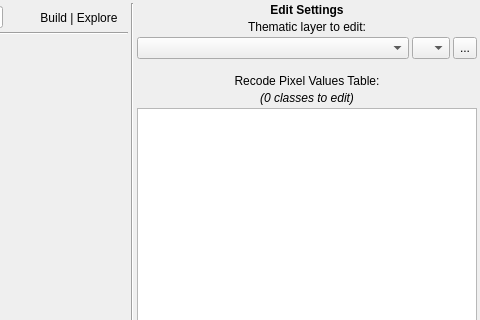
The window that ThRasE/ui/main_dialog.ui (SMByC/ThRasE) describes before a commit, drawn with Qt 5; both pictures show x 658 to 1138 and y 0 to 320 of the 1138 by 561 pixel window.
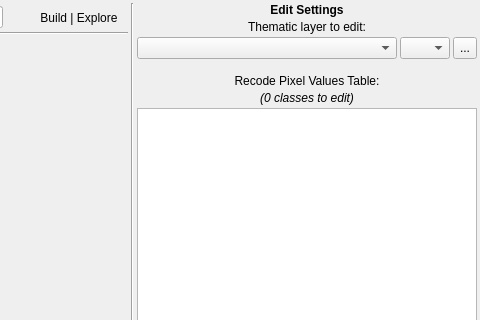
The same window after the commit. Icons and pictures are not drawn. Custom widgets are drawn as their Qt base class.

The edit to the form file:
```diff
--- a/ThRasE/ui/main_dialog.ui
+++ b/ThRasE/ui/main_dialog.ui
@@ -965,8 +965,11 @@
               <property name="toolTip">
                <string>Select the band to edit</string>
               </property>
-              <property name="sizeAdjustPolicy">
-               <enum>QComboBox::AdjustToMinimumContentsLength</enum>
+              <property name="maximumSize">
+               <size>
+                <width>50</width>
+                <height>16777215</height>
+               </size>
               </property>
               <property name="minimumContentsLength">
                <number>1</number>
```
Left out of the diff: 2 changed lines with no effect on the pictures.
